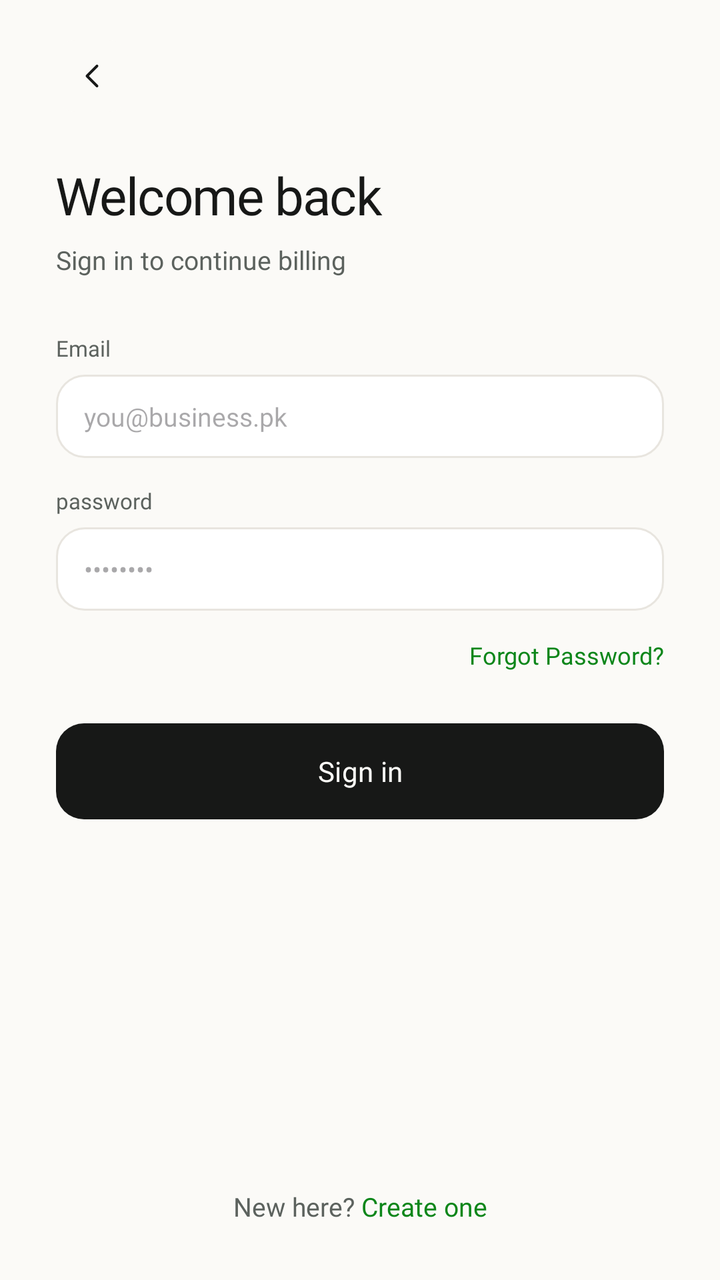
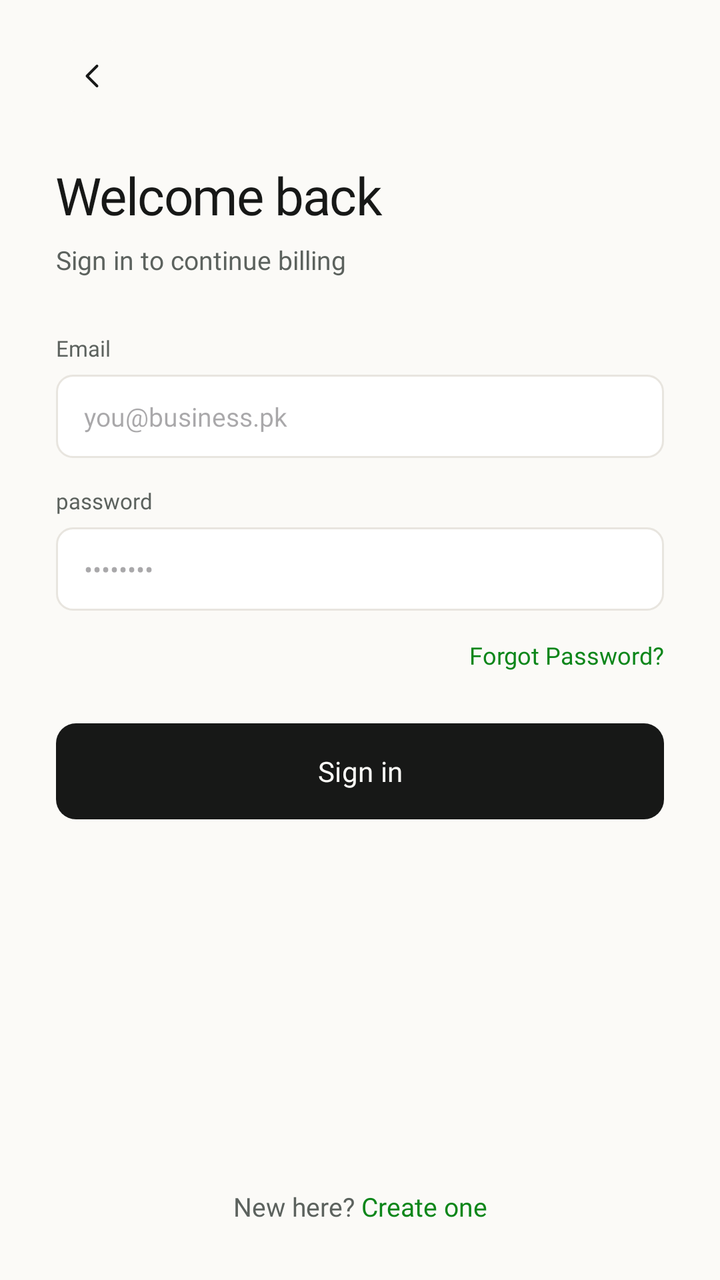

Before-and-after screenshots of an Android layout around one commit, followed by the original layout XML and the change that was made.
<!-- AndroidManifest.xml: application theme Theme.InvoiceGenerator -->
<!-- res/layout/fragment_login_screen.xml -->
<?xml version="1.0" encoding="utf-8"?>
<androidx.constraintlayout.widget.ConstraintLayout xmlns:android="http://schemas.android.com/apk/res/android"
    xmlns:app="http://schemas.android.com/apk/res-auto"
    xmlns:tools="http://schemas.android.com/tools"
    android:layout_width="match_parent"
    android:layout_height="match_parent"
    android:background="@color/bg_cream"
    android:paddingTop="20dp"
    android:paddingHorizontal="28dp"
    android:paddingBottom="28dp">


    <View
        android:id="@+id/backbtnview"
        android:layout_width="36dp"
        android:layout_height="36dp"
        android:background="@drawable/bg_login_back_icon"
        app:layout_constraintStart_toStartOf="parent"
        app:layout_constraintTop_toTopOf="parent"
       />
    <ImageView
        android:id="@+id/backbtn"
        android:layout_width="20dp"
        android:layout_height="20dp"
        android:background="@drawable/ic_login_screen"
        android:clickable="true"
        app:layout_constraintStart_toStartOf="@+id/backbtnview"
        app:layout_constraintTop_toTopOf="@+id/backbtnview"
        android:scaleType="fitCenter"
        app:layout_constraintEnd_toEndOf="@+id/backbtnview"
        app:layout_constraintBottom_toBottomOf="@+id/backbtnview"
        />

    <TextView
        android:id="@+id/textView5"
        android:layout_width="wrap_content"
        android:layout_height="wrap_content"
        android:layout_marginTop="24dp"
        android:fontFamily="@font/inter_bold"
        android:letterSpacing="-0.02"
        android:textColor="#171817"
        android:text="Welcome back"
        android:textSize="26sp"
        app:layout_constraintStart_toStartOf="parent"
        app:layout_constraintTop_toBottomOf="@+id/backbtnview" />

    <TextView
        android:id="@+id/subheading"
        android:layout_width="wrap_content"
        android:layout_height="wrap_content"
        android:layout_marginTop="6dp"
        android:text="Sign in to continue billing "
        android:textSize="13sp"
        android:fontFamily="@font/inter"
        android:layout_marginBottom="28sp"
        android:textColor="#5C625E"
        app:layout_constraintStart_toStartOf="parent"
        app:layout_constraintTop_toBottomOf="@+id/textView5"
        />

    <TextView
        android:id="@+id/emailLabel"
        android:layout_width="wrap_content"
        android:layout_height="wrap_content"
        android:fontFamily="@font/inter_medium"
        android:text="Email"
        android:textColor="#5C625E"
        android:textSize="11sp"
        tools:layout_editor_absoluteX="46dp"
        tools:layout_editor_absoluteY="194dp"
        android:layout_marginTop="28dp"
        app:layout_constraintStart_toStartOf="parent"
        app:layout_constraintTop_toBottomOf="@+id/subheading"/>

    <EditText
        android:id="@+id/editTextTextEmailAddress"
        android:layout_width="match_parent"
        android:layout_marginTop="6dp"
        android:layout_height="wrap_content"
        android:background="@drawable/bg_input_field"
        android:ems="10"
        android:fontFamily="@font/inter"
        android:hint="you@business.pk"
        android:inputType="textEmailAddress"
        android:paddingHorizontal="14dp"
        android:paddingVertical="12dp"
        android:textColor="#171817"
        android:textSize="13sp"
        app:layout_constraintEnd_toEndOf="parent"
        app:layout_constraintStart_toStartOf="parent"
        tools:layout_editor_absoluteY="197dp"
        app:layout_constraintTop_toBottomOf="@+id/emailLabel"
        />

    <TextView
        android:id="@+id/passLabel"
        android:layout_width="wrap_content"
        android:layout_height="wrap_content"
        android:layout_marginTop="14dp"
        android:fontFamily="@font/inter_medium"
        android:text="password"
        android:textColor="#5C625E"
        android:textSize="11sp"
        app:layout_constraintStart_toStartOf="parent"
        app:layout_constraintTop_toBottomOf="@+id/editTextTextEmailAddress" />

    <EditText
        android:id="@+id/editTextTextPassword"
        android:inputType="textPassword"
        android:layout_width="match_parent"
        android:layout_marginTop="6dp"
        android:layout_height="wrap_content"
        android:background="@drawable/bg_input_field"
        android:ems="10"
        android:fontFamily="@font/inter"
        android:hint="••••••••"
        android:paddingHorizontal="14dp"
        android:paddingVertical="12dp"
        android:textColor="#171817"
        android:textSize="13sp"
        tools:layout_editor_absoluteX="38dp"
        tools:layout_editor_absoluteY="293dp"
        app:layout_constraintStart_toStartOf="parent"
        app:layout_constraintTop_toBottomOf="@+id/passLabel"
        app:layout_constraintEnd_toEndOf="parent"
        />

    <TextView
        android:id="@+id/forgotPass"
        android:layout_width="wrap_content"
        android:layout_height="wrap_content"
        android:clickable="true"
        android:fontFamily="@font/inter_medium"
        android:text="Forgot Password?"
        android:textColor="#0C861A"
        android:textSize="12sp"
        android:layout_marginTop="14dp"
        app:layout_constraintEnd_toEndOf="parent"
        app:layout_constraintTop_toBottomOf="@id/editTextTextPassword"
        tools:layout_editor_absoluteX="278dp"
        tools:layout_editor_absoluteY="353dp" />

    <Button
        android:id="@+id/button2"
        android:layout_width="match_parent"
        android:layout_height="wrap_content"
        android:layout_marginTop="26dp"
        android:background="@drawable/sign_in_button_bg"
        android:fontFamily="@font/inter_semibold"
        android:paddingHorizontal="14dp"
        android:text="Sign in"
        android:textColor="#FBFAF7"
        android:textSize="14sp"
        app:backgroundTint="@null"
        app:layout_constraintEnd_toEndOf="parent"
        app:layout_constraintStart_toStartOf="parent"
        app:layout_constraintTop_toBottomOf="@id/forgotPass"
        android:gravity="center"/>

    <TextView
        android:id="@+id/textView6"
        android:layout_width="wrap_content"
        android:layout_height="wrap_content"
        android:text="New here? "
        android:textColor="#5C625E"
        android:textSize="13sp"
        android:fontFamily="@font/inter"
        android:paddingTop="24dp"
        app:layout_constraintBottom_toBottomOf="parent"
        app:layout_constraintStart_toStartOf="parent"
        app:layout_constraintEnd_toStartOf="@id/createone"
        app:layout_constraintHorizontal_chainStyle="packed" />

    <TextView
        android:id="@+id/createone"
        android:layout_width="wrap_content"
        android:layout_height="wrap_content"
        android:clickable="true"
        android:text="Create one"
        android:textColor="#0C861A"
        android:textSize="13sp"
        android:fontFamily="@font/inter"
        android:paddingTop="24dp"
        app:layout_constraintBottom_toBottomOf="parent"
        app:layout_constraintStart_toEndOf="@id/textView6"
        app:layout_constraintEnd_toEndOf="parent" />

    <ProgressBar
        android:id="@+id/loginProgressBar"
        android:layout_width="wrap_content"
        android:layout_height="wrap_content"
        android:visibility="gone"
        app:layout_constraintTop_toTopOf="parent"
        app:layout_constraintBottom_toBottomOf="parent"
        app:layout_constraintStart_toStartOf="parent"
        app:layout_constraintEnd_toEndOf="parent" />

</androidx.constraintlayout.widget.ConstraintLayout>
<!-- resources referenced by this layout -->
<resources>
  <color name="bg_cream">#FBFAF7</color>
  <!-- drawable bg_input_field (drawable) -->
  <?xml version="1.0" encoding="utf-8"?>
  <shape xmlns:android="http://schemas.android.com/apk/res/android"
      android:shape="rectangle">
      <solid android:color="#FFFFFF"/>
      <stroke android:width="1dp"
          android:color="#E8E5DF"/>
      <corners android:radius="14dp"/>
  
  </shape>
  <!-- drawable bg_login_back_icon (drawable) -->
  <?xml version="1.0" encoding="utf-8"?>
  <shape xmlns:android="http://schemas.android.com/apk/res/android"
      android:shape="rectangle">
      <corners android:radius="10dp"/>
      <solid android:color="@color/bg_cream"/>
  
  
  </shape>
  <!-- drawable ic_login_screen (drawable) -->
  <vector xmlns:android="http://schemas.android.com/apk/res/android"
      android:width="20dp"
      android:height="20dp"
      android:viewportWidth="24"
      android:viewportHeight="24">
      <path
          android:strokeColor="#FF171817"
          android:strokeWidth="1.6"
          android:strokeLineCap="round"
          android:strokeLineJoin="round"
          android:pathData="M15 6l-6 6 6 6"/>
  </vector>
  <!-- drawable sign_in_button_bg (drawable) -->
  <?xml version="1.0" encoding="utf-8"?>
  <shape xmlns:android="http://schemas.android.com/apk/res/android"
      android:shape="rectangle">
      <solid android:color="#171817"/>
      <corners android:radius="14dp"/>
  
  
  
  </shape>
  <style name="Theme.InvoiceGenerator" parent="Base.Theme.InvoiceGenerator" />
  <style name="Base.Theme.InvoiceGenerator" parent="Theme.Material3.DayNight.NoActionBar">
          <item name="android:navigationBarColor">@android:color/transparent</item>
          <item name="android:statusBarColor">@android:color/transparent</item>
          <item name="android:windowLightNavigationBar">true</item>
      </style>
</resources>

<!-- the commit's change to res/layout/fragment_login_screen.xml (unified diff, before → after) -->
@@ -38,7 +38,7 @@
         android:layout_marginTop="24dp"
         android:fontFamily="@font/inter_bold"
         android:letterSpacing="-0.02"
-        android:textColor="#171817"
+        android:textColor="@color/text_primary"
         android:text="Welcome back"
         android:textSize="26sp"
         app:layout_constraintStart_toStartOf="parent"
@@ -53,7 +53,7 @@
         android:textSize="13sp"
         android:fontFamily="@font/inter"
         android:layout_marginBottom="28sp"
-        android:textColor="#5C625E"
+        android:textColor="@color/text_grey"
         app:layout_constraintStart_toStartOf="parent"
         app:layout_constraintTop_toBottomOf="@+id/textView5"
         />
@@ -64,7 +64,7 @@
         android:layout_height="wrap_content"
         android:fontFamily="@font/inter_medium"
         android:text="Email"
-        android:textColor="#5C625E"
+        android:textColor="@color/text_grey"
         android:textSize="11sp"
         tools:layout_editor_absoluteX="46dp"
         tools:layout_editor_absoluteY="194dp"
@@ -84,7 +84,7 @@
         android:inputType="textEmailAddress"
         android:paddingHorizontal="14dp"
         android:paddingVertical="12dp"
-        android:textColor="#171817"
+        android:textColor="@color/text_primary"
         android:textSize="13sp"
         app:layout_constraintEnd_toEndOf="parent"
         app:layout_constraintStart_toStartOf="parent"
@@ -99,7 +99,7 @@
         android:layout_marginTop="14dp"
         android:fontFamily="@font/inter_medium"
         android:text="password"
-        android:textColor="#5C625E"
+        android:textColor="@color/text_grey"
         android:textSize="11sp"
         app:layout_constraintStart_toStartOf="parent"
         app:layout_constraintTop_toBottomOf="@+id/editTextTextEmailAddress" />
@@ -116,7 +116,7 @@
         android:hint="••••••••"
         android:paddingHorizontal="14dp"
         android:paddingVertical="12dp"
-        android:textColor="#171817"
+        android:textColor="@color/text_primary"
         android:textSize="13sp"
         tools:layout_editor_absoluteX="38dp"
         tools:layout_editor_absoluteY="293dp"
@@ -132,7 +132,7 @@
         android:clickable="true"
         android:fontFamily="@font/inter_medium"
         android:text="Forgot Password?"
-        android:textColor="#0C861A"
+        android:textColor="@color/primary_green"
         android:textSize="12sp"
         android:layout_marginTop="14dp"
         app:layout_constraintEnd_toEndOf="parent"
@@ -162,7 +162,7 @@
         android:layout_width="wrap_content"
         android:layout_height="wrap_content"
         android:text="New here? "
-        android:textColor="#5C625E"
+        android:textColor="@color/text_grey"
         android:textSize="13sp"
         android:fontFamily="@font/inter"
         android:paddingTop="24dp"
@@ -177,7 +177,7 @@
         android:layout_height="wrap_content"
         android:clickable="true"
         android:text="Create one"
-        android:textColor="#0C861A"
+        android:textColor="@color/primary_green"
         android:textSize="13sp"
         android:fontFamily="@font/inter"
         android:paddingTop="24dp"
<!-- resource entries referenced after the edit -->
@@ -1,15 +1,15 @@
 <!-- resources referenced by this layout -->
 <resources>
   <color name="bg_cream">#FBFAF7</color>
+  <color name="primary_green">#0C861A</color>
+  <color name="text_grey">#5C625E</color>
+  <color name="text_primary">#171817</color>
   <!-- drawable bg_input_field (drawable) -->
   <?xml version="1.0" encoding="utf-8"?>
-  <shape xmlns:android="http://schemas.android.com/apk/res/android"
-      android:shape="rectangle">
-      <solid android:color="#FFFFFF"/>
-      <stroke android:width="1dp"
-          android:color="#E8E5DF"/>
-      <corners android:radius="14dp"/>
-  
+  <shape xmlns:android="http://schemas.android.com/apk/res/android">
+      <solid android:color="@color/white"/>
+      <corners android:radius="8dp"/>
+      <stroke android:width="1dp" android:color="@color/btn_border_light"/>
   </shape>
   <!-- drawable bg_login_back_icon (drawable) -->
   <?xml version="1.0" encoding="utf-8"?>
@@ -35,19 +35,19 @@
   </vector>
   <!-- drawable sign_in_button_bg (drawable) -->
   <?xml version="1.0" encoding="utf-8"?>
-  <shape xmlns:android="http://schemas.android.com/apk/res/android"
-      android:shape="rectangle">
-      <solid android:color="#171817"/>
-      <corners android:radius="14dp"/>
-  
-  
-  
+  <shape xmlns:android="http://schemas.android.com/apk/res/android">
+      <corners android:radius="10dp"/>
+      <solid android:color="@color/btn_bg_dark"/>
   </shape>
   <style name="Theme.InvoiceGenerator" parent="Base.Theme.InvoiceGenerator" />
+  <color name="white">#FFFFFF</color>
+  <color name="btn_border_light">#E8E5DF</color>
+  <color name="btn_bg_dark">#171817</color>
   <style name="Base.Theme.InvoiceGenerator" parent="Theme.Material3.DayNight.NoActionBar">
           <item name="android:navigationBarColor">@android:color/transparent</item>
           <item name="android:statusBarColor">@android:color/transparent</item>
-          <item name="android:windowLightNavigationBar">true</item>
+          <item name="android:windowBackground">@color/bg_cream</item>
+          <item name="android:windowLightNavigationBar" tools:targetApi="o_mr1">true</item>
       </style>
 </resources>
 
